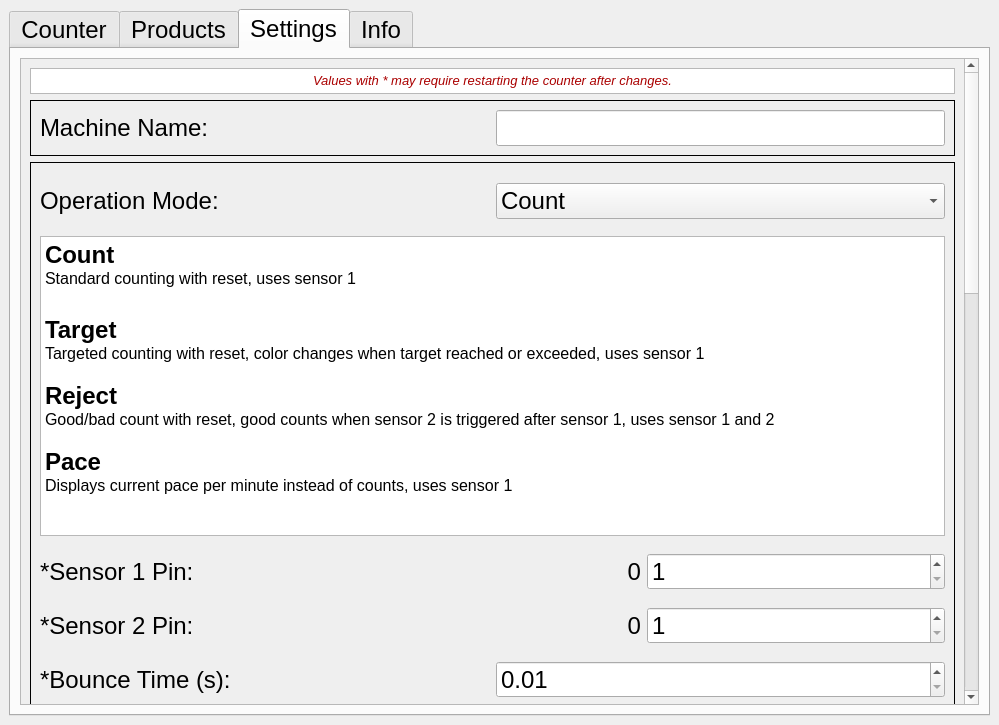
First picture: the form in form.ui, repository rassweiler/pi-networked-counter, before the edit.
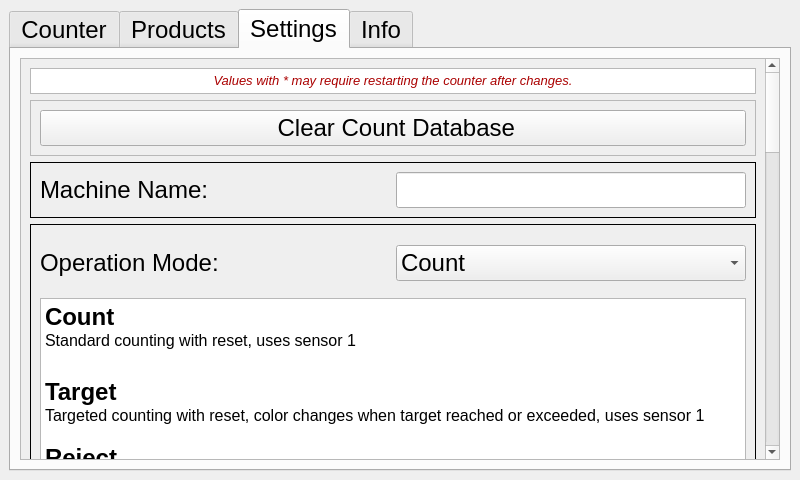
Second picture: the form after the edit. The open tabs and pages were chosen to show the change. Icons and pictures are not drawn.

Commit message: Add clear database button, prevent oversized ui

The edit to the form file:
```diff
--- a/form.ui
+++ b/form.ui
@@ -6,10 +6,22 @@
    <rect>
     <x>0</x>
     <y>0</y>
-    <width>999</width>
-    <height>725</height>
+    <width>800</width>
+    <height>480</height>
    </rect>
   </property>
+  <property name="sizePolicy">
+   <sizepolicy hsizetype="Fixed" vsizetype="Fixed">
+    <horstretch>0</horstretch>
+    <verstretch>0</verstretch>
+   </sizepolicy>
+  </property>
+  <property name="maximumSize">
+   <size>
+    <width>800</width>
+    <height>480</height>
+   </size>
+  </property>
   <property name="windowTitle">
    <string>MainWindow</string>
   </property>
@@ -20,6 +32,24 @@
       <property name="enabled">
        <bool>true</bool>
       </property>
+      <property name="sizePolicy">
+       <sizepolicy hsizetype="Fixed" vsizetype="Fixed">
+        <horstretch>0</horstretch>
+        <verstretch>0</verstretch>
+       </sizepolicy>
+      </property>
+      <property name="minimumSize">
+       <size>
+        <width>0</width>
+        <height>0</height>
+       </size>
+      </property>
+      <property name="maximumSize">
+       <size>
+        <width>782</width>
+        <height>462</height>
+       </size>
+      </property>
       <property name="font">
        <font>
         <pointsize>18</pointsize>
@@ -2530,8 +2560,8 @@
             <rect>
              <x>0</x>
              <y>0</y>
-             <width>943</width>
-             <height>1850</height>
+             <width>744</width>
+             <height>1912</height>
             </rect>
            </property>
            <layout class="QVBoxLayout" name="verticalLayout_11">
@@ -2576,6 +2606,477 @@
               </property>
              </widget>
             </item>
+            <item>
+             <widget class="QFrame" name="frame_3">
+              <property name="frameShape">
+               <enum>QFrame::StyledPanel</enum>
+              </property>
+              <property name="frameShadow">
+               <enum>QFrame::Raised</enum>
+              </property>
+              <layout class="QHBoxLayout" name="horizontalLayout_39">
+               <item>
+                <widget class="QPushButton" name="pushButtonClearCounDatabase">
+                 <property name="sizePolicy">
+                  <sizepolicy hsizetype="Expanding" vsizetype="Fixed">
+                   <horstretch>0</horstretch>
+                   <verstretch>0</verstretch>
+                  </sizepolicy>
+                 </property>
+                 <property name="palette">
+                  <palette>
+                   <active>
+                    <colorrole role="WindowText">
+                     <brush brushstyle="SolidPattern">
+                      <color alpha="255">
+                       <red>0</red>
+                       <green>0</green>
+                       <blue>0</blue>
+                      </color>
+                     </brush>
+                    </colorrole>
+                    <colorrole role="Button">
+                     <brush brushstyle="SolidPattern">
+                      <color alpha="255">
+                       <red>240</red>
+                       <green>83</green>
+                       <blue>83</blue>
+                      </color>
+                     </brush>
+                    </colorrole>
+                    <colorrole role="Light">
+                     <brush brushstyle="SolidPattern">
+                      <color alpha="255">
+                       <red>255</red>
+                       <green>193</green>
+                       <blue>193</blue>
+                      </color>
+                     </brush>
+                    </colorrole>
+                    <colorrole role="Midlight">
+                     <brush brushstyle="SolidPattern">
+                      <color alpha="255">
+                       <red>247</red>
+                       <green>138</green>
+                       <blue>138</blue>
+                      </color>
+                     </brush>
+                    </colorrole>
+                    <colorrole role="Dark">
+                     <brush brushstyle="SolidPattern">
+                      <color alpha="255">
+                       <red>120</red>
+                       <green>41</green>
+                       <blue>41</blue>
+                      </color>
+                     </brush>
+                    </colorrole>
+                    <colorrole role="Mid">
+                     <brush brushstyle="SolidPattern">
+                      <color alpha="255">
+                       <red>160</red>
+                       <green>55</green>
+                       <blue>55</blue>
+                      </color>
+                     </brush>
+                    </colorrole>
+                    <colorrole role="Text">
+                     <brush brushstyle="SolidPattern">
+                      <color alpha="255">
+                       <red>0</red>
+                       <green>0</green>
+                       <blue>0</blue>
+                      </color>
+                     </brush>
+                    </colorrole>
+                    <colorrole role="BrightText">
+                     <brush brushstyle="SolidPattern">
+                      <color alpha="255">
+                       <red>255</red>
+                       <green>255</green>
+                       <blue>255</blue>
+                      </color>
+                     </brush>
+                    </colorrole>
+                    <colorrole role="ButtonText">
+                     <brush brushstyle="SolidPattern">
+                      <color alpha="255">
+                       <red>0</red>
+                       <green>0</green>
+                       <blue>0</blue>
+                      </color>
+                     </brush>
+                    </colorrole>
+                    <colorrole role="Base">
+                     <brush brushstyle="SolidPattern">
+                      <color alpha="255">
+                       <red>255</red>
+                       <green>255</green>
+                       <blue>255</blue>
+                      </color>
+                     </brush>
+                    </colorrole>
+                    <colorrole role="Window">
+                     <brush brushstyle="SolidPattern">
+                      <color alpha="255">
+                       <red>240</red>
+                       <green>83</green>
+                       <blue>83</blue>
+                      </color>
+                     </brush>
+                    </colorrole>
+                    <colorrole role="Shadow">
+                     <brush brushstyle="SolidPattern">
+                      <color alpha="255">
+                       <red>0</red>
+                       <green>0</green>
+                       <blue>0</blue>
+                      </color>
+                     </brush>
+                    </colorrole>
+                    <colorrole role="AlternateBase">
+                     <brush brushstyle="SolidPattern">
+                      <color alpha="255">
+                       <red>247</red>
+                       <green>169</green>
+                       <blue>169</blue>
+                      </color>
+                     </brush>
+                    </colorrole>
+                    <colorrole role="ToolTipBase">
+                     <brush brushstyle="SolidPattern">
+                      <color alpha="255">
+                       <red>255</red>
+                       <green>255</green>
+                       <blue>220</blue>
+                      </color>
+                     </brush>
+                    </colorrole>
+                    <colorrole role="ToolTipText">
+                     <brush brushstyle="SolidPattern">
+                      <color alpha="255">
+                       <red>0</red>
+                       <green>0</green>
+                       <blue>0</blue>
+                      </color>
+                     </brush>
+                    </colorrole>
+                    <colorrole role="PlaceholderText">
+                     <brush brushstyle="SolidPattern">
+                      <color alpha="127">
+                       <red>0</red>
+                       <green>0</green>
+                       <blue>0</blue>
+                      </color>
+                     </brush>
+                    </colorrole>
+                   </active>
+                   <inactive>
+                    <colorrole role="WindowText">
+                     <brush brushstyle="SolidPattern">
+                      <color alpha="255">
+                       <red>0</red>
+                       <green>0</green>
+                       <blue>0</blue>
+                      </color>
+                     </brush>
+                    </colorrole>
+                    <colorrole role="Button">
+                     <brush brushstyle="SolidPattern">
+                      <color alpha="255">
+                       <red>239</red>
+                       <green>239</green>
+                       <blue>239</blue>
+                      </color>
+                     </brush>
+                    </colorrole>
+                    <colorrole role="Light">
+                     <brush brushstyle="SolidPattern">
+                      <color alpha="255">
+                       <red>255</red>
+                       <green>255</green>
+                       <blue>255</blue>
+                      </color>
+                     </brush>
+                    </colorrole>
+                    <colorrole role="Midlight">
+                     <brush brushstyle="SolidPattern">
+                      <color alpha="255">
+                       <red>202</red>
+                       <green>202</green>
+                       <blue>202</blue>
+                      </color>
+                     </brush>
+                    </colorrole>
+                    <colorrole role="Dark">
+                     <brush brushstyle="SolidPattern">
+                      <color alpha="255">
+                       <red>159</red>
+                       <green>159</green>
+                       <blue>159</blue>
+                      </color>
+                     </brush>
+                    </colorrole>
+                    <colorrole role="Mid">
+                     <brush brushstyle="SolidPattern">
+                      <color alpha="255">
+                       <red>184</red>
+                       <green>184</green>
+                       <blue>184</blue>
+                      </color>
+                     </brush>
+                    </colorrole>
+                    <colorrole role="Text">
+                     <brush brushstyle="SolidPattern">
+                      <color alpha="255">
+                       <red>0</red>
+                       <green>0</green>
+                       <blue>0</blue>
+                      </color>
+                     </brush>
+                    </colorrole>
+                    <colorrole role="BrightText">
+                     <brush brushstyle="SolidPattern">
+                      <color alpha="255">
+                       <red>255</red>
+                       <green>255</green>
+                       <blue>255</blue>
+                      </color>
+                     </brush>
+                    </colorrole>
+                    <colorrole role="ButtonText">
+                     <brush brushstyle="SolidPattern">
+                      <color alpha="255">
+                       <red>0</red>
+                       <green>0</green>
+                       <blue>0</blue>
+                      </color>
+                     </brush>
+                    </colorrole>
+                    <colorrole role="Base">
+                     <brush brushstyle="SolidPattern">
+                      <color alpha="255">
+                       <red>255</red>
+                       <green>255</green>
+                       <blue>255</blue>
+                      </color>
+                     </brush>
+                    </colorrole>
+                    <colorrole role="Window">
+                     <brush brushstyle="SolidPattern">
+                      <color alpha="255">
+                       <red>239</red>
+                       <green>239</green>
+                       <blue>239</blue>
+                      </color>
+                     </brush>
+                    </colorrole>
+                    <colorrole role="Shadow">
+                     <brush brushstyle="SolidPattern">
+                      <color alpha="255">
+                       <red>118</red>
+                       <green>118</green>
+                       <blue>118</blue>
+                      </color>
+                     </brush>
+                    </colorrole>
+                    <colorrole role="AlternateBase">
+                     <brush brushstyle="SolidPattern">
+                      <color alpha="255">
+                       <red>247</red>
+                       <green>247</green>
+                       <blue>247</blue>
+                      </color>
+                     </brush>
+                    </colorrole>
+                    <colorrole role="ToolTipBase">
+                     <brush brushstyle="SolidPattern">
+                      <color alpha="255">
+                       <red>255</red>
+                       <green>255</green>
+                       <blue>220</blue>
+                      </color>
+                     </brush>
+                    </colorrole>
+                    <colorrole role="ToolTipText">
+                     <brush brushstyle="SolidPattern">
+                      <color alpha="255">
+                       <red>0</red>
+                       <green>0</green>
+                       <blue>0</blue>
+                      </color>
+                     </brush>
+                    </colorrole>
+                    <colorrole role="PlaceholderText">
+                     <brush brushstyle="SolidPattern">
+                      <color alpha="128">
+                       <red>0</red>
+                       <green>0</green>
+                       <blue>0</blue>
+                      </color>
+                     </brush>
+                    </colorrole>
+                   </inactive>
+                   <disabled>
+                    <colorrole role="WindowText">
+                     <brush brushstyle="SolidPattern">
+                      <color alpha="255">
+                       <red>120</red>
+                       <green>41</green>
+                       <blue>41</blue>
+                      </color>
+                     </brush>
+                    </colorrole>
+                    <colorrole role="Button">
+                     <brush brushstyle="SolidPattern">
+                      <color alpha="255">
+                       <red>240</red>
+                       <green>83</green>
+                       <blue>83</blue>
+                      </color>
+                     </brush>
+                    </colorrole>
+                    <colorrole role="Light">
+                     <brush brushstyle="SolidPattern">
+                      <color alpha="255">
+                       <red>255</red>
+                       <green>193</green>
+                       <blue>193</blue>
+                      </color>
+                     </brush>
+                    </colorrole>
+                    <colorrole role="Midlight">
+                     <brush brushstyle="SolidPattern">
+                      <color alpha="255">
+                       <red>247</red>
+                       <green>138</green>
+                       <blue>138</blue>
+                      </color>
+                     </brush>
+                    </colorrole>
+                    <colorrole role="Dark">
+                     <brush brushstyle="SolidPattern">
+                      <color alpha="255">
+                       <red>120</red>
+                       <green>41</green>
+                       <blue>41</blue>
+                      </color>
+                     </brush>
+                    </colorrole>
+                    <colorrole role="Mid">
+                     <brush brushstyle="SolidPattern">
+                      <color alpha="255">
+                       <red>160</red>
+                       <green>55</green>
+                       <blue>55</blue>
+                      </color>
+                     </brush>
+                    </colorrole>
+                    <colorrole role="Text">
+                     <brush brushstyle="SolidPattern">
+                      <color alpha="255">
+                       <red>120</red>
+                       <green>41</green>
+                       <blue>41</blue>
+                      </color>
+                     </brush>
+                    </colorrole>
+                    <colorrole role="BrightText">
+                     <brush brushstyle="SolidPattern">
+                      <color alpha="255">
+                       <red>255</red>
+                       <green>255</green>
+                       <blue>255</blue>
+                      </color>
+                     </brush>
+                    </colorrole>
+                    <colorrole role="ButtonText">
+                     <brush brushstyle="SolidPattern">
+                      <color alpha="255">
+                       <red>120</red>
+                       <green>41</green>
+                       <blue>41</blue>
+                      </color>
+                     </brush>
+                    </colorrole>
+                    <colorrole role="Base">
+                     <brush brushstyle="SolidPattern">
+                      <color alpha="255">
+                       <red>240</red>
+                       <green>83</green>
+                       <blue>83</blue>
+                      </color>
+                     </brush>
+                    </colorrole>
+                    <colorrole role="Window">
+                     <brush brushstyle="SolidPattern">
+                      <color alpha="255">
+                       <red>240</red>
+                       <green>83</green>
+                       <blue>83</blue>
+                      </color>
+                     </brush>
+                    </colorrole>
+                    <colorrole role="Shadow">
+                     <brush brushstyle="SolidPattern">
+                      <color alpha="255">
+                       <red>177</red>
+                       <green>177</green>
+                       <blue>177</blue>
+                      </color>
+                     </brush>
+                    </colorrole>
+                    <colorrole role="AlternateBase">
+                     <brush brushstyle="SolidPattern">
+                      <color alpha="255">
+                       <red>247</red>
+                       <green>247</green>
+                       <blue>247</blue>
+                      </color>
+                     </brush>
+                    </colorrole>
+                    <colorrole role="ToolTipBase">
+                     <brush brushstyle="SolidPattern">
+                      <color alpha="255">
+                       <red>255</red>
+                       <green>255</green>
+                       <blue>220</blue>
+                      </color>
+                     </brush>
+                    </colorrole>
+                    <colorrole role="ToolTipText">
+                     <brush brushstyle="SolidPattern">
+                      <color alpha="255">
+                       <red>0</red>
+                       <green>0</green>
+                       <blue>0</blue>
+                      </color>
+                     </brush>
+                    </colorrole>
+                    <colorrole role="PlaceholderText">
+                     <brush brushstyle="SolidPattern">
+                      <color alpha="128">
+                       <red>0</red>
+                       <green>0</green>
+                       <blue>0</blue>
+                      </color>
+                     </brush>
+                    </colorrole>
+                   </disabled>
+                  </palette>
+                 </property>
+                 <property name="text">
+                  <string> Clear Count Database</string>
+                 </property>
+                 <property name="icon">
+                  <iconset>
+                   <normaloff>trash-solid.svg</normaloff>trash-solid.svg</iconset>
+                 </property>
+                </widget>
+               </item>
+              </layout>
+             </widget>
+            </item>
             <item>
              <widget class="QFrame" name="frame_2">
               <property name="sizePolicy">
```
Left out of the diff: 35 changed lines with no effect on the pictures. Lines whose indentation alone changed are shown as unchanged. The commit also changes 2 other files.
